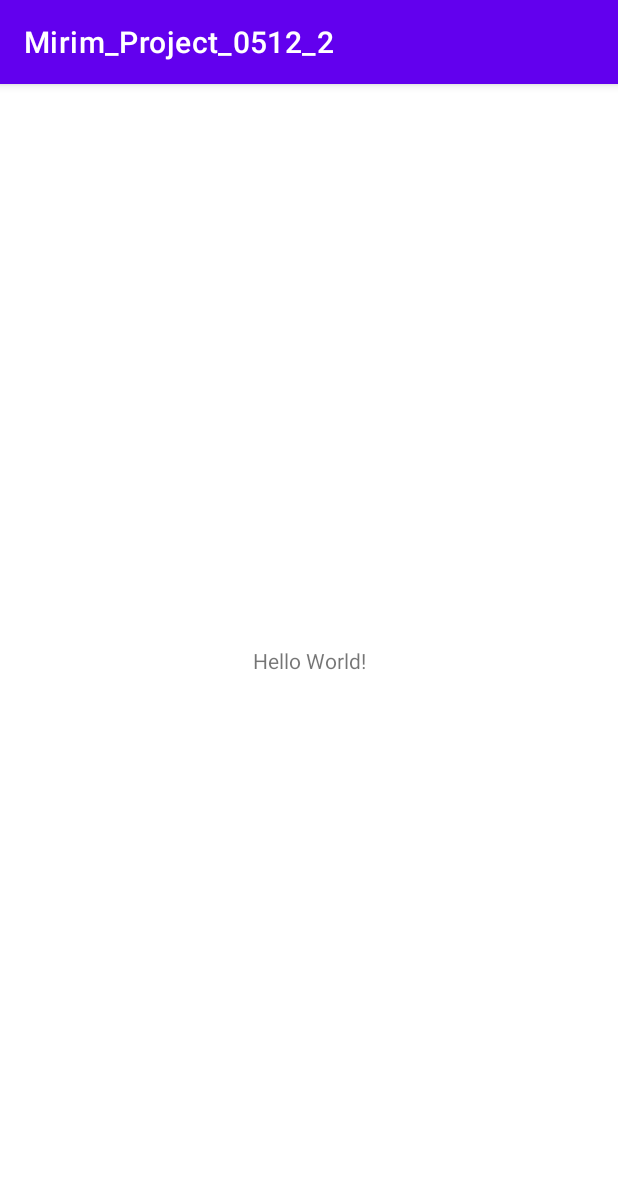
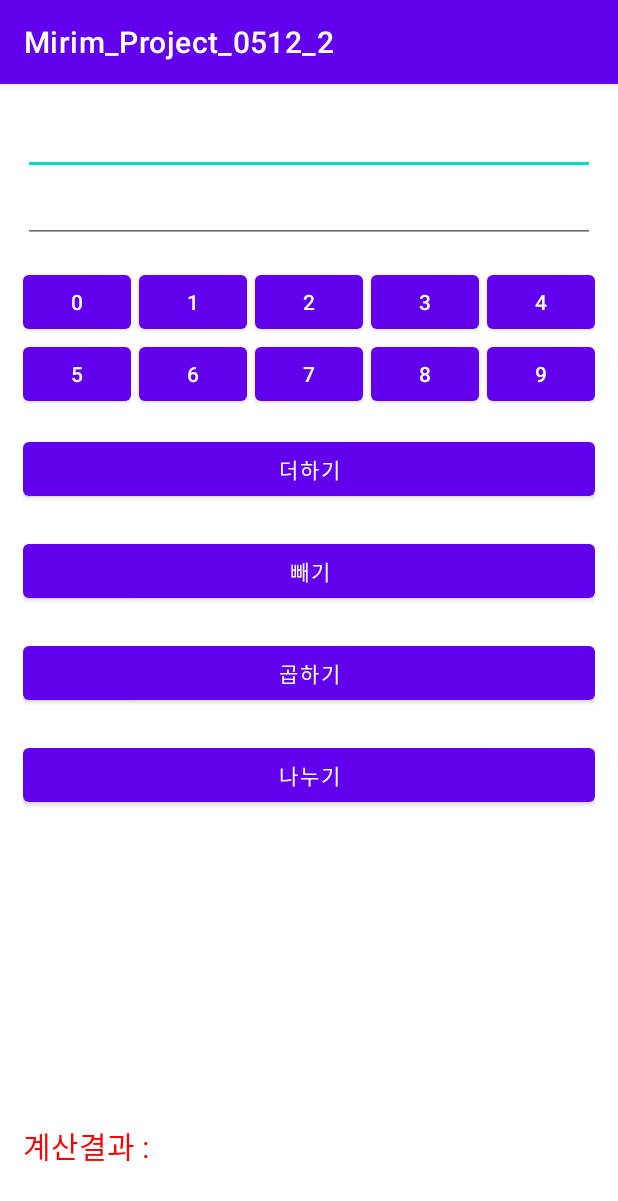
Before and after one commit to kwonha/Mirim_Project_0512_2, an Android app: the screen it shows after launch (MainActivity), on a phone screen of 412 x 824 dp. Shown: the top 1201 px of the screen. Run offline under Robolectric (Android 15) with nearby library versions, the phone set to English and light mode, and no system bars.

Commit message:
실습 5-2 필드 선언까지

```diff
--- a/app/src/main/java/kr/hs/emirim/s2118/mirim_project_0512_2/MainActivity.java
+++ b/app/src/main/java/kr/hs/emirim/s2118/mirim_project_0512_2/MainActivity.java
@@ -3,8 +3,16 @@ package kr.hs.emirim.s2118.mirim_project_0512_2;
 import androidx.appcompat.app.AppCompatActivity;
 
 import android.os.Bundle;
+import android.widget.Button;
+import android.widget.EditText;
+import android.widget.TextView;
 
 public class MainActivity extends AppCompatActivity {
+    EditText edit1, edit2;
+    int[] btnNumId = {R.id.btn0, R.id.btn1, R.id.btn2, R.id.btn3, R.id.btn4,
+            R.id.btn5, R.id.btn6, R.id.btn7, R.id.btn8, R.id.btn9};
+    Button[] btnNum = new Button[btnNumId.length];
+    TextView textResult;
 
     @Override
     protected void onCreate(Bundle savedInstanceState) {
--- a/app/src/main/res/layout/activity_main.xml
+++ b/app/src/main/res/layout/activity_main.xml
@@ -1,18 +1,129 @@
 <?xml version="1.0" encoding="utf-8"?>
-<androidx.constraintlayout.widget.ConstraintLayout xmlns:android="http://schemas.android.com/apk/res/android"
+<LinearLayout xmlns:android="http://schemas.android.com/apk/res/android"
     xmlns:app="http://schemas.android.com/apk/res-auto"
     xmlns:tools="http://schemas.android.com/tools"
     android:layout_width="match_parent"
     android:layout_height="match_parent"
+    android:orientation="vertical"
+    android:padding="15dp"
     tools:context=".MainActivity">
-
+   <EditText
+       android:id="@+id/edit1"
+       android:layout_width="match_parent"
+       android:layout_height="wrap_content"/>
+    <EditText
+        android:id="@+id/edit2"
+        android:layout_width="match_parent"
+        android:layout_height="wrap_content"/>
+    <TableLayout
+        android:layout_marginTop="15dp"
+        android:layout_marginBottom="15dp"
+        android:layout_width="match_parent"
+        android:layout_height="wrap_content">
+        <TableRow>
+            <Button
+                android:id="@+id/btn0"
+                android:layout_weight="1"
+                android:layout_width="wrap_content"
+                android:layout_height="wrap_content"
+                android:layout_marginRight="5dp"
+                android:text="0"/>
+            <Button
+                android:id="@+id/btn1"
+                android:layout_weight="1"
+                android:layout_width="wrap_content"
+                android:layout_height="wrap_content"
+                android:layout_marginRight="5dp"
+                android:text="1"/>
+            <Button
+                android:id="@+id/btn2"
+                android:layout_weight="1"
+                android:layout_width="wrap_content"
+                android:layout_height="wrap_content"
+                android:layout_marginRight="5dp"
+                android:text="2"/>
+            <Button
+                android:id="@+id/btn3"
+                android:layout_weight="1"
+                android:layout_width="wrap_content"
+                android:layout_height="wrap_content"
+                android:layout_marginRight="5dp"
+                android:text="3"/>
+            <Button
+                android:id="@+id/btn4"
+                android:layout_weight="1"
+                android:layout_width="wrap_content"
+                android:layout_height="wrap_content"
+                android:text="4"/>
+        </TableRow>
+        <TableRow>
+            <Button
+                android:id="@+id/btn5"
+                android:layout_weight="1"
+                android:layout_width="wrap_content"
+                android:layout_height="wrap_content"
+                android:layout_marginRight="5dp"
+                android:text="5"/>
+            <Button
+                android:id="@+id/btn6"
+                android:layout_weight="1"
+                android:layout_width="wrap_content"
+                android:layout_height="wrap_content"
+                android:layout_marginRight="5dp"
+                android:text="6"/>
+            <Button
+                android:id="@+id/btn7"
+                android:layout_weight="1"
+                android:layout_width="wrap_content"
+                android:layout_height="wrap_content"
+                android:layout_marginRight="5dp"
+                android:text="7"/>
+            <Button
+                android:id="@+id/btn8"
+                android:layout_weight="1"
+                android:layout_width="wrap_content"
+                android:layout_height="wrap_content"
+                android:layout_marginRight="5dp"
+                android:text="8"/>
+            <Button
+                android:id="@+id/btn9"
+                android:layout_weight="1"
+                android:layout_width="wrap_content"
+                android:layout_height="wrap_content"
+                android:text="9"/>
+        </TableRow>
+    </TableLayout>
+    <Button
+        android:id="@+id/btn_plus"
+        android:layout_width="match_parent"
+        android:layout_height="wrap_content"
+        android:layout_marginBottom="20dp"
+        android:text="더하기"/>
+    <Button
+        android:id="@+id/btn_minus"
+        android:layout_width="match_parent"
+        android:layout_height="wrap_content"
+        android:layout_marginBottom="20dp"
+        android:text="빼기"/>
+    <Button
+        android:id="@+id/btn_multi"
+        android:layout_width="match_parent"
+        android:layout_height="wrap_content"
+        android:layout_marginBottom="20dp"
+        android:text="곱하기"/>
+    <Button
+        android:id="@+id/btn_divide"
+        android:layout_width="match_parent"
+        android:layout_height="wrap_content"
+        android:layout_marginBottom="20dp"
+        android:text="나누기"/>
     <TextView
-        android:layout_width="wrap_content"
-        android:layout_height="wrap_content"
-        android:text="Hello World!"
-        app:layout_constraintBottom_toBottomOf="parent"
-        app:layout_constraintLeft_toLeftOf="parent"
-        app:layout_constraintRight_toRightOf="parent"
-        app:layout_constraintTop_toTopOf="parent" />
-
-</androidx.constraintlayout.widget.ConstraintLayout>
+        android:id="@+id/text_result"
+        android:layout_width="match_parent"
+        android:layout_height="match_parent"
+        android:textColor="#ff0000"
+        android:textSize="20sp"
+        android:gravity="bottom"
+        android:layout_marginBottom="30dp"
+        android:text="계산결과 : "/>
+</LinearLayout>
```
